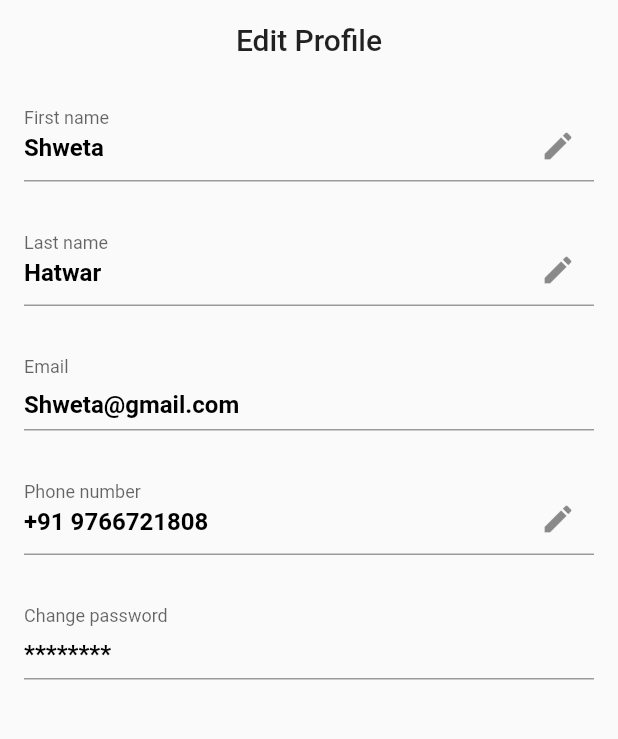
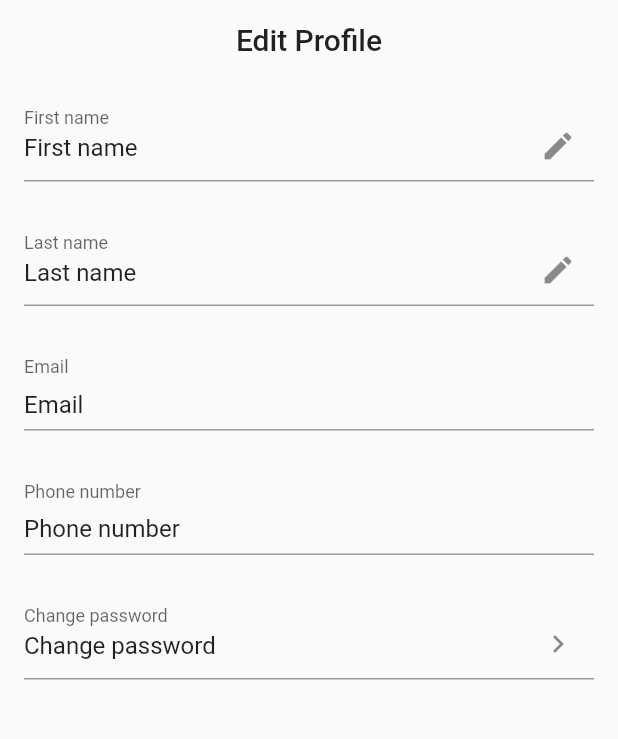
Before and after one commit to shwetahatwar/Eshop, a Flutter app: the EditProfilePage screen opened directly, on a phone screen of 412 x 824 dp, the part 339-1078 px from its top. Run offline on Flutter 3.47's test engine with Material 2 defaults, Android fonts, the phone set to English and light mode, and no system bars; our stand-ins replace cloud_firestore, file, firebase_auth, firebase_core, image_picker, smooth_page_indicator; accounts and stored records are empty; project files that could hold a hidden picture were left out.

Commit message:
in profile screen text field widget change & file path change

```diff
--- a/lib/Home/myDrawer.dart
+++ b/lib/Home/myDrawer.dart
@@ -2,9 +2,7 @@ import 'package:eshop/Home/cart.dart';
 import 'package:eshop/Home/storehome.dart';
 import 'package:firebase_auth/firebase_auth.dart';
 import 'package:flutter/material.dart';
-
 import '../Utils/colors_utils.dart';
-import '../admin/profile.dart';
 import '../admin/profileScreen.dart';
 import '../login-screen.dart';
 
@@ -43,7 +41,7 @@ class MyDrawer extends StatelessWidget {
                     height: 160.0,
                     width: 160.0,
                     child: CircleAvatar(
-                      backgroundImage: AssetImage("assets/images/bag1.jpg"),
+                      backgroundImage: AssetImage("assets/images/becca-mchaffie-Fzde_6ITjkw-unsplash.jpg"),
                     ),
                   ),
                 ),
--- a/lib/Home/storehome.dart
+++ b/lib/Home/storehome.dart
@@ -1,7 +1,6 @@
 import 'package:eshop/Home/myDrawer.dart';
 import 'package:flutter/material.dart';
 import 'package:provider/provider.dart';
-
 import '../Utils/colors_utils.dart';
 import 'cart.dart';
 import 'cartitemcounter.dart';
--- a/lib/Services/search_services.dart
+++ b/lib/Services/search_services.dart
@@ -1,5 +1,5 @@
 import 'package:cloud_firestore/cloud_firestore.dart';
-import 'package:cloud_firestore_web/cloud_firestore_web.dart';
+
 class SearchService{
 
   searchByName(String searchField){
--- a/lib/SignUp.dart
+++ b/lib/SignUp.dart
@@ -1,4 +1,3 @@
-import 'package:cloud_firestore/cloud_firestore.dart';
 import 'package:eshop/reusable_widgets/reusable_widgets.dart';
 import 'package:firebase_auth/firebase_auth.dart';
 import 'package:flutter/material.dart';
--- a/lib/admin/adminLogin.dart
+++ b/lib/admin/adminLogin.dart
@@ -1,11 +1,8 @@
 import 'package:cloud_firestore/cloud_firestore.dart';
 import 'package:eshop/admin/authentication.dart';
 import 'package:eshop/admin/uploadItems.dart';
-import 'package:eshop/login-screen.dart';
 import 'package:firebase_auth/firebase_auth.dart';
 import 'package:flutter/material.dart';
-
-import '../Home/storehome.dart';
 import '../reusable_widgets/reusable_widgets.dart';
 
 class AdminSignInPage extends StatelessWidget {
--- a/lib/admin/profileScreen.dart
+++ b/lib/admin/profileScreen.dart
@@ -1,6 +1,6 @@
-import 'dart:io';
 import 'package:flutter/material.dart';
 import 'package:image_picker/image_picker.dart';
+import '../Home/storehome.dart';
 
 class SettingUI extends StatelessWidget {
   const SettingUI({Key? key}) : super(key: key);
@@ -23,34 +23,40 @@ class EditProfilePage extends StatefulWidget {
 }
 
 class _EditProfilePageState extends State<EditProfilePage> {
+
   XFile? imageFile;
   final ImagePicker imagePicker = ImagePicker();
-  bool _editFirstname = false;
-  bool _editlastname = false;
-  bool firstName = false;
-  bool lastName = false;
-  bool email = true;
-  bool phoneNumber = true;
-  //final urlImage = "https://images.unsplash.com/photo-1531427186611-ecfd6d936c79?ixlib=rb-1.2.1&ixid=MnwxMjA3fDB8MHxwaG90by1wYWdlfHx8fGVufDB8fHx8&auto=format&fit=crop&w=387&q=80";
+
+  String firstName = "Shweta";
+  String lastName = "Chopkar";
+  String email = "shweta@gmail.com";
+  String phoneNumber = "+91 9999923321";
+
   @override
   Widget build(BuildContext context) {
     return Scaffold(
       appBar: AppBar(
-        title: Text("Profile",style: TextStyle(color: Colors.black,fontSize: 16.0,fontWeight: FontWeight.bold),),
-        backgroundColor: Theme.of(context).scaffoldBackgroundColor,
+        title: Text("Profile", style: TextStyle(
+            color: Colors.black, fontSize: 16.0, fontWeight: FontWeight.bold),),
+        backgroundColor: Theme
+            .of(context)
+            .scaffoldBackgroundColor,
         elevation: 1,
-        leading:  IconButton(
+        leading: IconButton(
           icon: Icon(
             Icons.arrow_back_ios,
             color: Colors.black,
           ),
-          onPressed: () {},
+          onPressed: () {
+            Route route = MaterialPageRoute(builder: (c) => StoreHome());
+            Navigator.pushReplacement(context, route);
+          },
         ),
       ),
       body: Container(
-        padding: EdgeInsets.only(left: 16,top: 25,right: 16),
+        padding: EdgeInsets.only(left: 16, top: 25, right: 16),
         child: GestureDetector(
-          onTap: (){
+          onTap: () {
             FocusScope.of(context).requestFocus();
           },
           child: ListView(
@@ -73,7 +79,8 @@ class _EditProfilePageState extends State<EditProfilePage> {
                         shape: BoxShape.circle,
                         image: DecorationImage(
                           fit: BoxFit.cover,
-                          image:  AssetImage("assets/images/becca-mchaffie-Fzde_6ITjkw-unsplash.jpg"),
+                          //image: File(imageFile.path) = null ? : ;
+                          image: AssetImage("assets/images/becca-mchaffie-Fzde_6ITjkw-unsplash.jpg"),
                         ),
                       ),
                     ),
@@ -87,7 +94,9 @@ class _EditProfilePageState extends State<EditProfilePage> {
                               shape: BoxShape.circle,
                               border: Border.all(
                                 width: 4,
-                              color: Theme.of(context).scaffoldBackgroundColor,
+                                color: Theme
+                                    .of(context)
+                                    .scaffoldBackgroundColor,
                               ),
                               color: Colors.green
                           ),
@@ -106,70 +115,56 @@ class _EditProfilePageState extends State<EditProfilePage> {
               SizedBox(
                 height: 15,
               ),
-              Center(child: Text("Edit Profile", style: TextStyle(fontSize: 20, fontWeight: FontWeight.w500,),)),
+              Center(child: Text("Edit Profile",
+                style: TextStyle(fontSize: 20, fontWeight: FontWeight.w500,),)),
               SizedBox(
                 height: 35,
               ),
-              buildTextField("First name","Shweta",false, true,false , TextInputType),
-              buildTextField("Last name","Hatwar",false , true, true, TextInputType),
-              buildTextField("Email","Shweta@gmail.com",false, false, false , TextInputType),
-              buildTextField("Phone number","+91 9766721808",false, true, false ,TextInputType.numberWithOptions()),
-              buildTextField("Change password","********",true,false,false, TextInputType),
+              buildTextField("First name", TextEditingController(text: firstName),false , IconButton(onPressed: (){}, icon: const Icon(Icons.edit))),
+              buildTextField("Last name", TextEditingController(text: lastName),false , IconButton(onPressed: (){}, icon: const Icon(Icons.edit))),
+              buildTextField("Email", TextEditingController(text: email),false , null),
+              buildTextField("Phone number", TextEditingController(text: phoneNumber),false , null),
+              buildTextField("Change password",null,true , IconButton(onPressed: (){}, icon: const Icon(Icons.keyboard_arrow_right))),
             ],
           ),
         ),
       ),
     );
   }
-  Widget buildTextField(String labelText, String placeholder, bool isPasswordTextField , bool firstName, bool lastName, keyboardType){
+  Widget buildTextField(String labelText, TextEditingController? controller , bool isPasswordTextField, IconButton? suffixIcon) {
     return Padding(
       padding: const EdgeInsets.only(bottom: 35.0),
       child: TextField(
         decoration: InputDecoration(
-          suffixIcon: firstName ? IconButton(
-            onPressed: () {
-              int num = 1;
-                switch(num){
-                  case 1 :
-
-                    break;
-
-                  case 2 :
-                    break;
-
-                  case 3 :
-                    break;
-
-                  default :
-                    print('Number Not Found');
-                }
-              },
-            icon: Icon(Icons.edit),
-          ) : null,
+            suffixIcon: suffixIcon,
             contentPadding: EdgeInsets.only(bottom: 3),
             labelText: labelText,
-            floatingLabelBehavior: FloatingLabelBehavior.always,
-            hintText: placeholder,
+            floatingLabelBehavior: FloatingLabelBehavior.auto,
             hintStyle: TextStyle(
               fontSize: 16,
               fontWeight: FontWeight.bold,
-              color: Colors.black,
-            )
+              color: Colors.black54,
             ),
+        ),
+        controller: TextEditingController(text: labelText),
       ),
     );
   }
+
   Widget bottomSheet() {
     return Container(
       height: 100.0,
-      width: MediaQuery.of(context).size.width,
+      width: MediaQuery
+          .of(context)
+          .size
+          .width,
       margin: EdgeInsets.symmetric(
         horizontal: 20,
         vertical: 20,
       ),
       child: Column(
         children: <Widget>[
-          Text("Choose Profile Photo",style: TextStyle(fontSize: 20.0),),
+          Text("Choose Profile Photo", style: TextStyle(fontSize: 20.0),),
           SizedBox(
             height: 20,
           ),
@@ -185,7 +180,7 @@ class _EditProfilePageState extends State<EditProfilePage> {
                       icon: Icon(Icons.image),
                       onPressed: () {
                         takePhoto(ImageSource.gallery);
-                      },label: Text("Gallery"))
+                      }, label: Text("Gallery"))
                 ],
               ),
             ),
@@ -194,15 +189,23 @@ class _EditProfilePageState extends State<EditProfilePage> {
       ),
     );
   }
+
   void takePhoto(ImageSource source) async {
     final pickedFile = await imagePicker.
-    pickImage(source: source,);
-    setState((){
+    pickImage(source: source);
+    setState(() {
       imageFile = pickedFile;
     });
   }
+
   // buildFileImage()
   // {
   //   Image.file(imageFile?.path);
   // }
+
+  // _editTitleTextField() {
+  //   setState(() {
+  //     _isEditingText = true;
+  //   });
+  // }
 }
--- a/lib/admin/uploadItems.dart
+++ b/lib/admin/uploadItems.dart
@@ -1,5 +1,3 @@
-import 'dart:io';
-
 import 'package:file/file.dart';
 import 'package:eshop/Walkthrough-screens/Page4.dart';
 import 'package:eshop/admin/loadingWidget.dart';
@@ -7,7 +5,6 @@ import 'package:flutter/material.dart';
 import 'package:image_picker/image_picker.dart';
 import '../Utils/colors_utils.dart';
 import 'adminShiftOrders.dart';
-import 'package:camera/camera.dart';
 
 class UploadPage extends StatefulWidget {
   const UploadPage({Key? key}) : super(key: key);
--- a/lib/admin/user_prefrence.dart
+++ b/lib/admin/user_prefrence.dart
@@ -0,0 +1,11 @@
+import 'package:eshop/admin/user.dart';
+
+class UserPrefrence {
+  static const myUser = User(
+    imagePath: "https://images.unsplash.com/photo-1531427186611-ecfd6d936c79?ixlib=rb-1.2.1&ixid=MnwxMjA3fDB8MHxwaG90by1wYWdlfHx8fGVufDB8fHx8&auto=format&fit=crop&w=387&q=80",
+    name: 'Shweta Chopkar',
+    email: 'shweta.hatwar6@gmail.com',
+    about: 'Software Engineer',
+    isDarkMode: false
+  );
+}
--- a/lib/home_screen.dart
+++ b/lib/home_screen.dart
@@ -1,14 +1,8 @@
-import 'dart:html';
-
 import 'package:cloud_firestore/cloud_firestore.dart';
-import 'package:eshop/Home/products.dart';
-import 'package:eshop/Services/search_services.dart';
 import 'package:firebase_auth/firebase_auth.dart';
 import 'package:flutter/material.dart';
 import 'Home/body.dart';
-import 'detail-page.dart';
 import 'login-screen.dart';
-import 'my_store.dart';
 
 class HomeScreen extends StatefulWidget {
   const HomeScreen({Key? key}) : super(key: key);
--- a/lib/login-screen.dart
+++ b/lib/login-screen.dart
@@ -5,7 +5,6 @@ import 'package:flutter/material.dart';
 import 'Home/storehome.dart';
 import 'SignUp.dart';
 import 'Utils/colors_utils.dart';
-import 'home_screen.dart';
 
 class SignInScreen extends StatefulWidget {
   const SignInScreen({Key? key}) : super(key: key);
--- a/lib/main.dart
+++ b/lib/main.dart
@@ -3,7 +3,6 @@ import 'package:flutter/material.dart';
 import 'package:flutter/services.dart';
 import 'package:firebase_core/firebase_core.dart';
 import 'HomePage.dart';
-import 'package:firebase_core/firebase_core.dart';
 
 import 'firebase_options.dart';
 
```
Also changed, not shown: lib/HomePage.dart (+0 -8 lines). Lines whose indentation alone changed are shown as unchanged.
